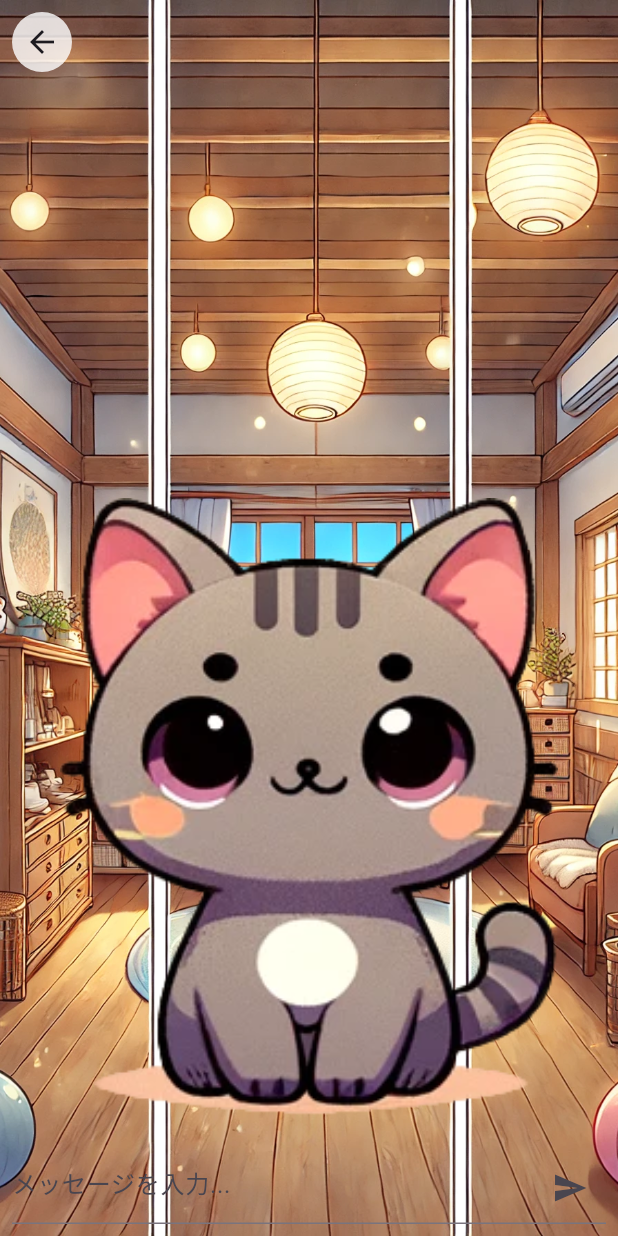
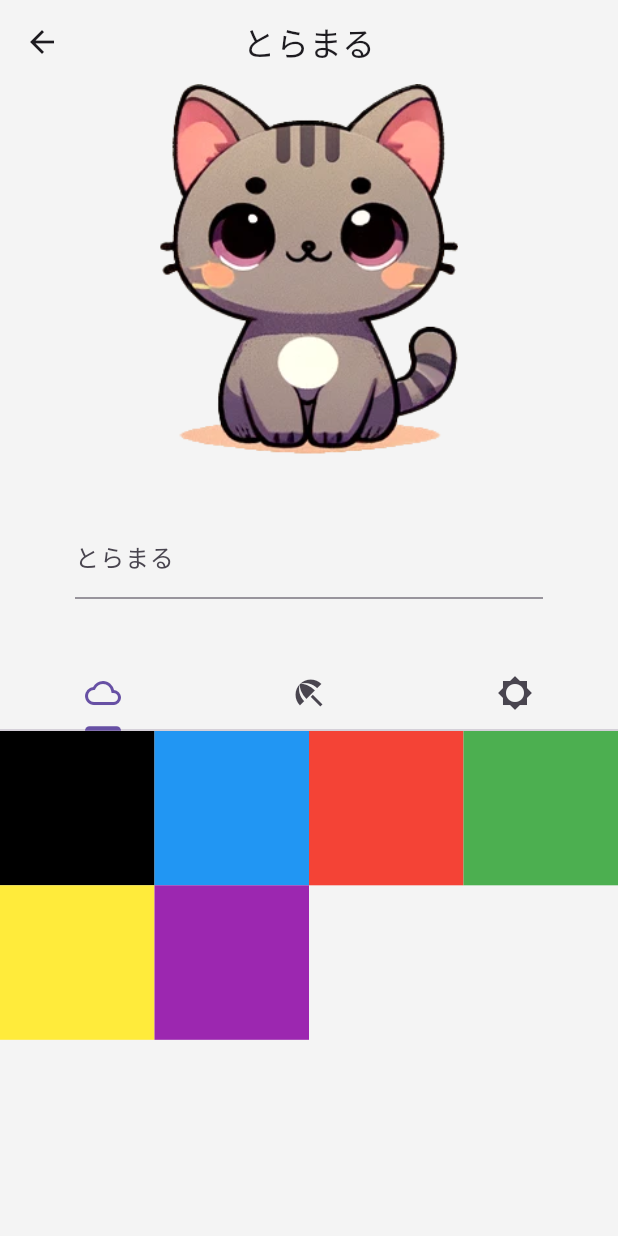
Before and after one commit to reiji012/catchat, a Flutter app: the screen it shows after launch, after a tap on "お着替えする", on a phone screen of 412 x 824 dp. Run offline on Flutter 3.47's test engine with Material 3 defaults, Android fonts, the phone set to English and light mode, and no system bars; our stand-ins replace cloud_firestore, dio, firebase_core, flutter_dotenv, flutter_riverpod, flutter_staggered_animations and 4 more; accounts and stored records are empty.

Commit message:
着せ替え画面の仮組みを作成 ほか全体的なレイアウトの調整

```diff
--- /dev/null
+++ b/catchat/lib/front/pages/char_settings/char_settings_page.dart
@@ -0,0 +1,122 @@
+import 'package:catchat/front/theme/theme_color.dart';
+import 'package:catchat/repositories/message_repository/model/message.dart';
+import 'package:catchat/state/massage_list/message_list_state.dart';
+import 'package:catchat/state/providers.dart';
+import 'package:flutter/material.dart';
+import 'package:flutter_staggered_animations/flutter_staggered_animations.dart';
+import 'package:flutter_riverpod/flutter_riverpod.dart';
+import 'package:loading_animation_widget/loading_animation_widget.dart';
+
+// ignore: must_be_immutable
+
+class CharSettingsPage extends ConsumerStatefulWidget {
+  CharSettingsPage({super.key});
+
+  @override
+  _CharSettingsPageState createState() => _CharSettingsPageState();
+}
+
+class _CharSettingsPageState extends ConsumerState<CharSettingsPage>
+    with TickerProviderStateMixin {
+  final ScrollController _scrollController = ScrollController();
+  late TabController _tabController;
+
+  @override
+  void initState() {
+    super.initState();
+    WidgetsBinding.instance.addPostFrameCallback((_) {});
+  }
+
+  @override
+  Widget build(BuildContext context) {
+    _tabController = TabController(length: 3, vsync: this);
+    final Size size = MediaQuery.of(context).size;
+
+    TextEditingController _textEditingController = TextEditingController();
+    return Scaffold(
+      appBar: AppBar(
+        title: Text('とらまる'),
+      ),
+      backgroundColor: Color(NyatColors.backgroundColor),
+      body: Column(
+        mainAxisAlignment: MainAxisAlignment.start,
+        children: [
+          Center(
+            child: Container(
+              height: MediaQuery.of(context).size.height * 0.3,
+              margin: EdgeInsets.symmetric(horizontal: 10.0), // 画像間のマージン
+              decoration: BoxDecoration(
+                image: DecorationImage(
+                  fit: BoxFit.fitHeight,
+                  image: AssetImage(
+                    'assets/images/cats/cat2.png',
+                  ), // 画像のパスを指定
+                ),
+                borderRadius: BorderRadius.circular(10.0),
+              ),
+            ),
+          ),
+          Container(
+            height: 40,
+          ),
+          Container(
+            padding: EdgeInsets.symmetric(horizontal: 50.0),
+            child: TextField(
+              controller: _textEditingController,
+              decoration: InputDecoration(
+                label: Text('とらまる'),
+                hintText: 'ニックネームを入力してください',
+              ),
+            ),
+          ),
+          Container(
+            height: 40,
+          ),
+          TabBar(
+            controller: _tabController,
+            tabs: const <Widget>[
+              Tab(icon: Icon(Icons.cloud_outlined)),
+              Tab(icon: Icon(Icons.beach_access_sharp)),
+              Tab(icon: Icon(Icons.brightness_5_sharp)),
+            ],
+          ),
+          Expanded(
+            flex: 1,
+            child: TabBarView(
+              controller: _tabController,
+              children: <Widget>[
+                _gridView(),
+                _gridView(),
+                _gridView(),
+              ],
+            ),
+          )
+        ],
+      ),
+    );
+  }
+  // ... existing code ...
+}
+
+Widget _gridView() {
+  return GridView.count(crossAxisCount: 4, children: [
+    Container(
+      color: Colors.black,
+    ),
+    Container(
+      color: Colors.blue,
+    ),
+    Container(
+      color: Colors.red,
+    ),
+    Container(
+      color: Colors.green,
+    ),
+    Container(
+      color: Colors.yellow,
+    ),
+    Container(
+      color: Colors.purple,
+    ),
+  ]);
+}
--- a/catchat/lib/front/pages/chat_page/chat_page.dart
+++ b/catchat/lib/front/pages/chat_page/chat_page.dart
@@ -40,12 +40,10 @@ class ChatPage extends ConsumerWidget {
       }
     });
 
-    return Container(
-      decoration: const BoxDecoration(
-        image: DecorationImage(
-          fit: BoxFit.cover,
-          image: AssetImage("assets/images/background/backgroud.png"),
-        ),
+    return Scaffold(
+      body: Container(
+        decoration: BoxDecoration(
+          color: Color(NyatColors.backgroundColor),
         ),
         child: Stack(
           children: [
@@ -53,18 +51,6 @@ class ChatPage extends ConsumerWidget {
               verticalDirection: VerticalDirection.up,
               children: [
                 Container(),
-              Container(
-                height: MediaQuery.of(context).size.height * 0.5,
-                margin: EdgeInsets.only(bottom: 80.0),
-                decoration: const BoxDecoration(
-                  image: DecorationImage(
-                    fit: BoxFit.fitHeight,
-                    image: AssetImage(
-                      "assets/images/cats/cat2.png",
-                    ),
-                  ),
-                ),
-              ),
               ],
             ),
             Scaffold(
@@ -73,6 +59,21 @@ class ChatPage extends ConsumerWidget {
               appBar: AppBar(
                 backgroundColor: Colors.transparent,
                 automaticallyImplyLeading: false,
+                actions: [
+                  Container(
+                    margin: EdgeInsets.all(8.0),
+                    decoration: BoxDecoration(
+                      shape: BoxShape.circle,
+                      color: Colors.white.withOpacity(0.8),
+                    ),
+                    child: IconButton(
+                      icon: Icon(Icons.av_timer_outlined),
+                      onPressed: () {
+                        Navigator.pop(context);
+                      },
+                    ),
+                  ),
+                ],
                 leading: Container(
                   margin: EdgeInsets.all(8.0),
                   decoration: BoxDecoration(
@@ -89,7 +90,8 @@ class ChatPage extends ConsumerWidget {
               ),
               body: isLoading
                   ? loading()
-                : Stack(
+                  : SafeArea(
+                      child: Stack(
                         alignment: Alignment.bottomCenter,
                         children: [
                           // Column(
@@ -134,7 +136,8 @@ class ChatPage extends ConsumerWidget {
                                       icon: Icon(Icons.send),
                                       onPressed: () {
                                         ref
-                                        .read(messageListStateNotifierProvider
+                                            .read(
+                                                messageListStateNotifierProvider
                                                     .notifier)
                                             .sendMessage(
                                                 _textEditingController.text);
@@ -159,7 +162,9 @@ class ChatPage extends ConsumerWidget {
                         ],
                       ),
                     ),
+            ),
           ],
+        ),
       ),
     );
   }
@@ -201,7 +206,7 @@ class ChatPage extends ConsumerWidget {
             ),
             boxShadow: [
               BoxShadow(
-                color: Colors.black.withOpacity(0.5),
+                color: Colors.black.withOpacity(0.3),
                 spreadRadius: 1,
                 blurRadius: 5,
                 offset: Offset(0, 3), // 影の位置を調整
--- a/catchat/lib/front/pages/select_page.dart
+++ b/catchat/lib/front/pages/select_page.dart
@@ -30,12 +30,15 @@ class SelectPage extends StatelessWidget {
           Container(
             height: 40,
           ),
-          ElevatedButton(
-            onPressed: () {
-              // 決定ボタンの処理をここに書く
-              Navigator.pushNamed(context, '/chat');
-            },
-            child: Text('お話しする'),
+          Container(
+            width: 200,
+            child: ElevatedButton(
+              onPressed: () {
+                // 決定ボタンの処理をここに書く
+                Navigator.pushNamed(context, '/chat');
+              },
+              child: Text('お話しする'),
+            ),
           ),
           Container(
             height: 40,
@@ -45,7 +48,7 @@ class SelectPage extends StatelessWidget {
             child: ElevatedButton(
               onPressed: () {
                 // 決定ボタンの処理をここに書く
-                Navigator.pushNamed(context, '/chat');
+                Navigator.pushNamed(context, '/char_settings');
               },
               child: Text('お着替えする'),
             ),
--- a/catchat/lib/main.dart
+++ b/catchat/lib/main.dart
@@ -1,3 +1,4 @@
+import 'package:catchat/front/pages/char_settings/char_settings_page.dart';
 import 'package:catchat/front/pages/chat_page/chat_page.dart';
 import 'package:catchat/front/theme/theme_color.dart';
 import 'package:firebase_core/firebase_core.dart';
@@ -25,6 +26,7 @@ class MyApp extends StatelessWidget {
     return MaterialApp(
       title: 'Catchat',
       theme: ThemeData(
+        scaffoldBackgroundColor: Color(NyatColors.backgroundColor),
         appBarTheme: AppBarTheme(
           centerTitle: true,
           backgroundColor: Color(NyatColors.backgroundColor),
@@ -38,6 +40,8 @@ class MyApp extends StatelessWidget {
       routes: {
         '/select': (context) => const SelectPage(), // SelectPageへのルートを定義
         '/chat': (context) => ChatPage(), // ChatPageへのルートを定義
+        '/char_settings': (context) =>
+            CharSettingsPage(), // CharSettingsPageへのルートを定義
       },
     );
   }
```
Lines whose indentation alone changed are shown as unchanged.
